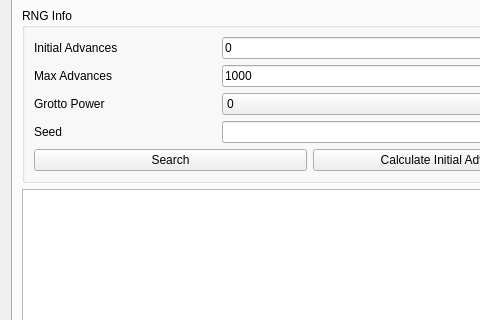
The window that Source/Forms/Gen5/HiddenGrotto.ui (Admiral-Fish/PokeFinder) describes before a commit, drawn with Qt 5; both pictures show x 0 to 480 and y 135 to 455 of the 1200 by 700 pixel window.
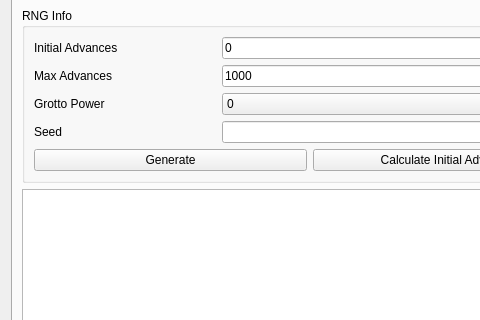
The same window after the commit. Custom widgets are drawn as their Qt base class.

Commit message:
Fixed UI changing for BW profiles. Removed duplicate lines
Changed generate button text to Generate

```diff
--- a/Source/Forms/Gen5/HiddenGrotto.ui
+++ b/Source/Forms/Gen5/HiddenGrotto.ui
@@ -276,7 +276,7 @@
                <bool>true</bool>
               </property>
               <property name="text">
-               <string>Search</string>
+               <string>Generate</string>
               </property>
               <property name="checkable">
                <bool>false</bool>
```
The commit also changes 1 other file.
